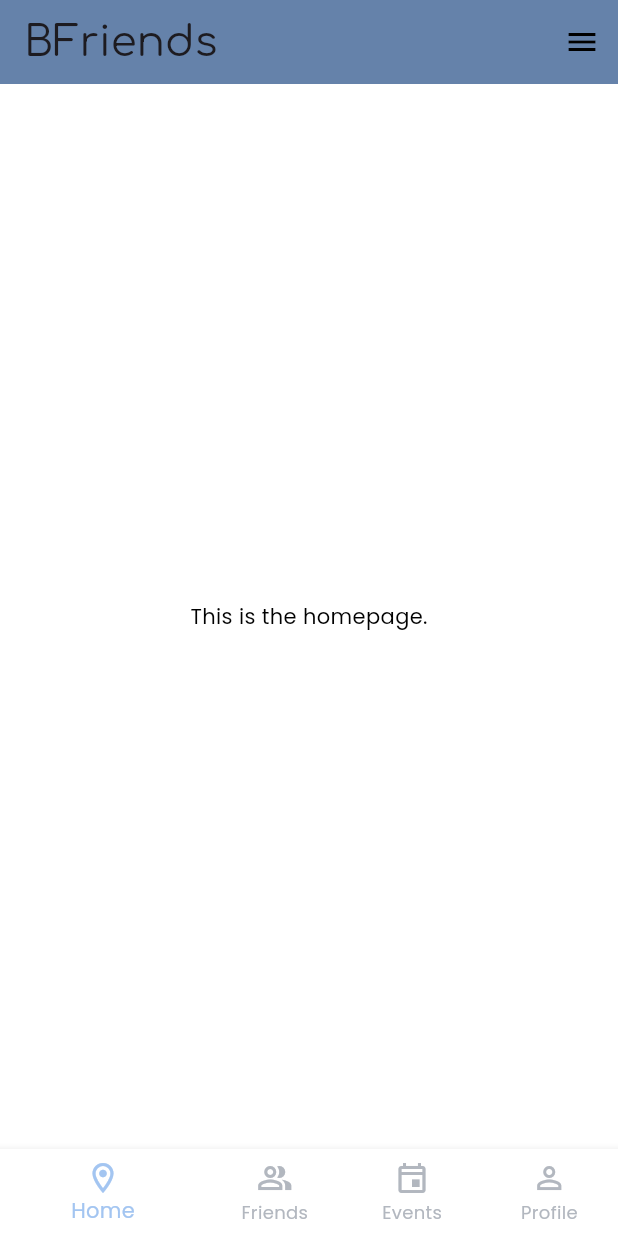
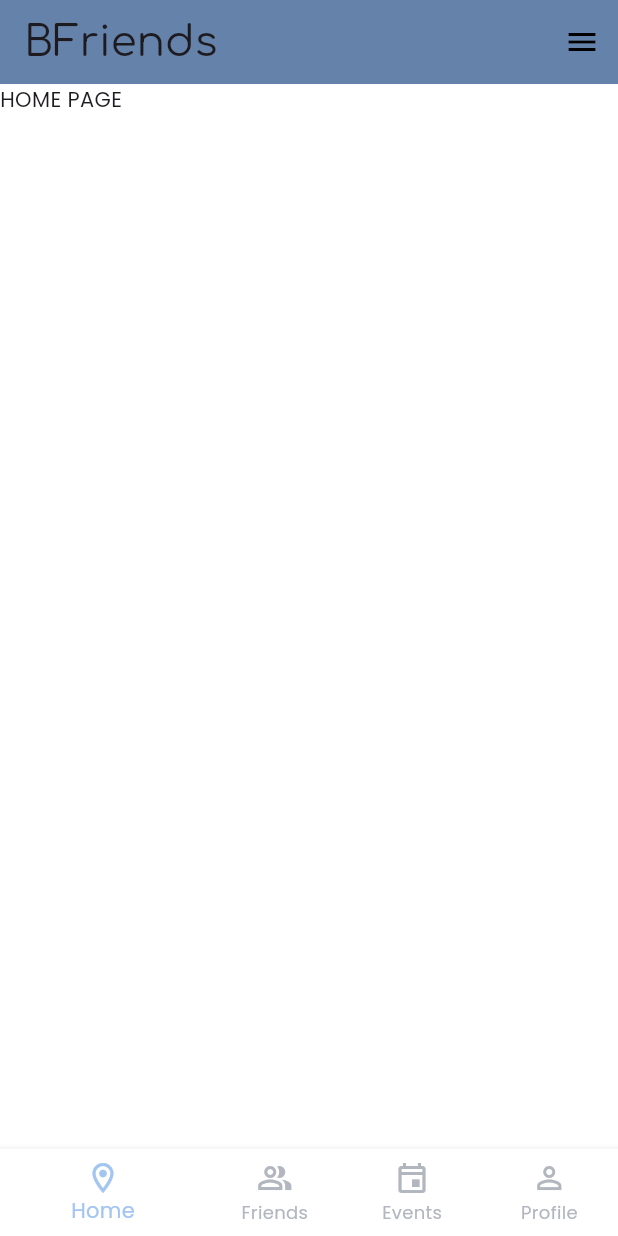
Before and after one commit to BFriends-inc/BFriends-app, a Flutter app: the screen it shows after launch, on a phone screen of 412 x 824 dp. Run offline on Flutter 3.47's test engine with Material 3 defaults, Android fonts, the phone set to English and light mode, and no system bars; our stand-ins replace go_router, google_fonts.

Commit message:
page navigation

```diff
--- a/lib/main.dart
+++ b/lib/main.dart
@@ -11,6 +11,7 @@ void main() {
         ChangeNotifierProvider<ThemeProvider>(
           create: (context) => ThemeProvider(),
         ),
+        Provider<NavigationService>(create: (_) => NavigationService()),
       ],
       child: const App(),
     ),
--- /dev/null
+++ b/lib/pages/home_page.dart
@@ -0,0 +1,12 @@
+import 'package:bfriends_app/services/navigation.dart';
+import 'package:flutter/material.dart';
+import 'package:provider/provider.dart';
+
+class HomePage2 extends StatelessWidget{
+  const HomePage2({super.key});
+
+  @override
+  Widget build(BuildContext context){
+    return const Text('HOME PAGE');
+  }
+}
--- a/lib/pages/homepage.dart
+++ b/lib/pages/homepage.dart
@@ -1,3 +1,7 @@
+import 'package:bfriends_app/pages/events_page.dart';
+import 'package:bfriends_app/pages/friends_page.dart';
+import 'package:bfriends_app/pages/home_page.dart';
+import 'package:bfriends_app/pages/profile_page.dart';
 import 'package:bfriends_app/services/navigation.dart';
 import 'package:flutter/material.dart';
 import 'package:provider/provider.dart';
@@ -9,24 +13,36 @@ enum NavigationTabs {
   profile,
 }
 
-class HomePage extends StatefulWidget {
+class HomePage extends StatelessWidget {
+  final NavigationTabs selectedTabs;
   const HomePage({
-    super.key,
+    super.key, required this.selectedTabs
   });
 
-  @override
-  State<HomePage> createState() => _HomePageState();
-}
-
-class _HomePageState extends State<HomePage> {
   void _tapBottomNavigationBarItem(BuildContext context, index) {
     final nav = Provider.of<NavigationService>(context, listen: false);
+    nav.goHome(tab: index == 0 ? NavigationTabs.home : (index == 1 ? NavigationTabs.friends : (index == 2 ? NavigationTabs.events : NavigationTabs.profile)));
     //FIXME: add navigation & tab change functionality.
   }
 
   @override
   Widget build(BuildContext context) {
     final theme = Theme.of(context);
+
+    final List<Map<String, dynamic>> tabs = [
+      {
+        'page': const HomePage2(),
+      },
+      {
+        'page': const FriendsPage(),
+      },
+      {
+        'page': const EventsPage(),
+      },
+      {
+        'page': const ProfilePage(),
+      },
+    ];
 
     return Scaffold(
       appBar: AppBar(
@@ -39,14 +55,15 @@ class _HomePageState extends State<HomePage> {
       endDrawer: Drawer(
         backgroundColor: theme.colorScheme.background,
       ),
-      body: Center(
-        child: Text(
-          'This is the homepage.',
-          style: TextStyle(
-              color: theme.colorScheme.onBackground,
-              fontSize: theme.textTheme.bodyMedium?.fontSize),
-        ),
-      ),
+      body: tabs[selectedTabs.index]['page'],
+      // body: Center(
+      //   child: Text(
+      //     'This is the homepage.',
+      //     style: TextStyle(
+      //         color: theme.colorScheme.onBackground,
+      //         fontSize: theme.textTheme.bodyMedium?.fontSize),
+      //   ),
+      // ),
       bottomNavigationBar: BottomNavigationBar(
         elevation: 5.0,
         showSelectedLabels: true,
@@ -54,7 +71,7 @@ class _HomePageState extends State<HomePage> {
         selectedItemColor: theme.colorScheme.secondary,
         unselectedItemColor: theme.colorScheme.tertiary,
         onTap: (index) => _tapBottomNavigationBarItem(context, index),
-        currentIndex: 0,
+        currentIndex: selectedTabs.index,
         items: const [
           BottomNavigationBarItem(
             icon: Icon(
--- a/lib/services/navigation.dart
+++ b/lib/services/navigation.dart
@@ -12,17 +12,45 @@ import 'package:go_router/go_router.dart';
 final routerConfig = GoRouter(
   routes: [
     GoRoute(
-      path: '/homepage',
+      path: '/home_page',
       pageBuilder: (context, state) => const NoTransitionPage<void>(
-        child: HomePage(),
+        child: HomePage(selectedTabs: NavigationTabs.home,),
       ),
     ),
+    GoRoute(
+      path: '/friends_page',
+      pageBuilder: (context, state) => const NoTransitionPage<void>(
+        child: HomePage(selectedTabs: NavigationTabs.friends),
+      )
+    ),
+    GoRoute(
+      path: '/events_page',
+      pageBuilder: (context, state) => const NoTransitionPage<void>(
+        child: HomePage(selectedTabs: NavigationTabs.events),
+      )
+    ),
+    GoRoute(
+      path: '/profile_page',
+      pageBuilder: (context, state) => const NoTransitionPage<void>(
+        child: HomePage(selectedTabs: NavigationTabs.profile),
+      )
+    )
   ],
-  initialLocation: '/homepage',
+  initialLocation: '/home_page',
+  debugLogDiagnostics: true,
   redirect: (context, state) {
     final currentPath = state.uri.path;
-    if (currentPath == '/') {
-      return '/homepage';
+    if (currentPath == '/home'  ) {
+      return '/home_page';
+    }
+    else if(currentPath == '/friends'){
+      return '/friends_page';
+    }
+    else if(currentPath == '/events'){
+      return '/events_page';
+    }
+    else if(currentPath == '/profile'){
+      return '/profile_page';
     }
     // No redirection needed for other routes
     return null;
@@ -40,4 +68,13 @@ class NavigationService {
   NavigationService() {
     _router = routerConfig;
   }
+
+  String _currentPath(BuildContext context) {
+    return GoRouterState.of(context).uri.path;
+  }
+
+  void goHome({required NavigationTabs tab}) {
+    _router.go('/${tab.name}');
+  }
+
 }
```
Also changed, not shown: lib/pages/events_page.dart (added, +12 -0 lines), lib/pages/friends_page.dart (added, +12 -0 lines), lib/pages/profile_page.dart (added, +12 -0 lines).
